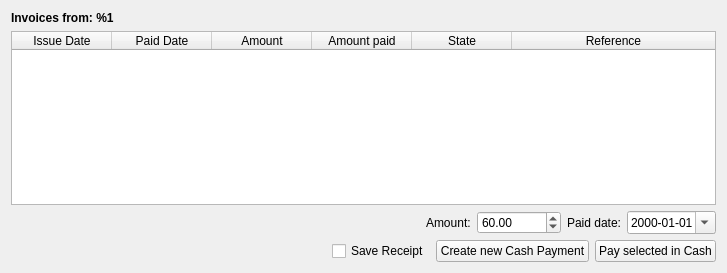
This is forms/payment.ui in LukyLuke/PiTres as Qt 5 draws it before an edit. The edited form follows.
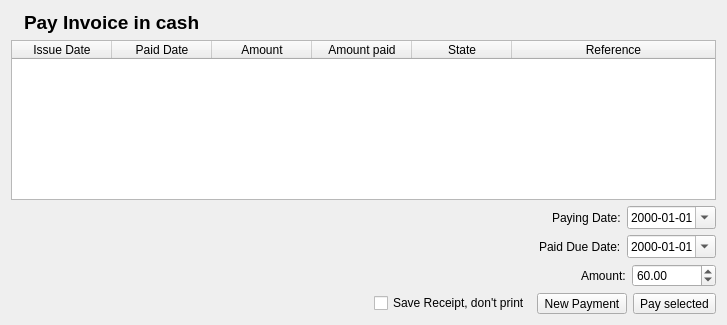
This is the edited form. Icons and pictures are not drawn.

Commit message: Better handling of PaidDue Dates with seperate Table; Viewing in Userlist not yet ported.

Diff of the .ui file:
```diff
--- a/forms/payment.ui
+++ b/forms/payment.ui
@@ -7,7 +7,7 @@
     <x>0</x>
     <y>0</y>
     <width>727</width>
-    <height>273</height>
+    <height>325</height>
    </rect>
   </property>
   <property name="windowTitle">
@@ -19,11 +19,41 @@
   </property>
   <layout class="QVBoxLayout" name="verticalLayout">
    <item>
-    <widget class="QLabel" name="label">
-     <property name="text">
-      <string>&lt;html&gt;&lt;head/&gt;&lt;body&gt;&lt;p&gt;&lt;span style=&quot; font-weight:600;&quot;&gt;Invoices from: %1&lt;/span&gt;&lt;/p&gt;&lt;/body&gt;&lt;/html&gt;</string>
-     </property>
-    </widget>
+    <layout class="QHBoxLayout" name="horizontalLayout_5">
+     <item>
+      <widget class="QLabel" name="label_5">
+       <property name="text">
+        <string/>
+       </property>
+       <property name="pixmap">
+        <pixmap resource="../PiTres.qrc">:/icons/resources/icons/cashier.png</pixmap>
+       </property>
+      </widget>
+     </item>
+     <item>
+      <widget class="QLabel" name="label">
+       <property name="autoFillBackground">
+        <bool>false</bool>
+       </property>
+       <property name="text">
+        <string>&lt;html&gt;&lt;head/&gt;&lt;body&gt;&lt;p&gt;&lt;span style=&quot; font-size:14pt; font-weight:600;&quot;&gt; Pay Invoice in cash&lt;/span&gt;&lt;/p&gt;&lt;/body&gt;&lt;/html&gt;</string>
+       </property>
+      </widget>
+     </item>
+     <item>
+      <spacer name="horizontalSpacer_5">
+       <property name="orientation">
+        <enum>Qt::Horizontal</enum>
+       </property>
+       <property name="sizeHint" stdset="0">
+        <size>
+         <width>40</width>
+         <height>20</height>
+        </size>
+       </property>
+      </spacer>
+     </item>
+    </layout>
    </item>
    <item>
     <widget class="QTableWidget" name="tableWidget">
@@ -77,6 +107,74 @@
      </column>
     </widget>
    </item>
+   <item>
+    <layout class="QHBoxLayout" name="horizontalLayout_2">
+     <item>
+      <spacer name="horizontalSpacer_3">
+       <property name="orientation">
+        <enum>Qt::Horizontal</enum>
+       </property>
+       <property name="sizeHint" stdset="0">
+        <size>
+         <width>40</width>
+         <height>20</height>
+        </size>
+       </property>
+      </spacer>
+     </item>
+     <item>
+      <widget class="QLabel" name="label_2">
+       <property name="text">
+        <string>Paying Date:</string>
+       </property>
+      </widget>
+     </item>
+     <item>
+      <widget class="QDateEdit" name="paidDate">
+       <property name="displayFormat">
+        <string>yyyy-MM-dd</string>
+       </property>
+       <property name="calendarPopup">
+        <bool>true</bool>
+       </property>
+      </widget>
+     </item>
+    </layout>
+   </item>
+   <item>
+    <layout class="QHBoxLayout" name="horizontalLayout_4">
+     <item>
+      <spacer name="horizontalSpacer_4">
+       <property name="orientation">
+        <enum>Qt::Horizontal</enum>
+       </property>
+       <property name="sizeHint" stdset="0">
+        <size>
+         <width>40</width>
+         <height>20</height>
+        </size>
+       </property>
+      </spacer>
+     </item>
+     <item>
+      <widget class="QLabel" name="label_4">
+       <property name="text">
+        <string>Paid Due Date:</string>
+       </property>
+      </widget>
+     </item>
+     <item>
+      <widget class="QDateEdit" name="paidDueDate">
+       <property name="displayFormat">
+        <string>yyyy-MM-dd</string>
+       </property>
+       <property name="calendarPopup">
+        <bool>true</bool>
+       </property>
+      </widget>
+     </item>
+    </layout>
+   </item>
    <item>
     <layout class="QHBoxLayout" name="horizontalLayout_3">
      <item>
@@ -109,23 +207,6 @@
        </property>
       </widget>
      </item>
-     <item>
-      <widget class="QLabel" name="label_2">
-       <property name="text">
-        <string>Paid date:</string>
-       </property>
-      </widget>
-     </item>
-     <item>
-      <widget class="QDateEdit" name="paidDate">
-       <property name="displayFormat">
-        <string>yyyy-MM-dd</string>
-       </property>
-       <property name="calendarPopup">
-        <bool>true</bool>
-       </property>
-      </widget>
-     </item>
     </layout>
    </item>
    <item>
@@ -146,21 +227,47 @@
      <item>
       <widget class="QCheckBox" name="saveReceipt">
        <property name="text">
-        <string>Save Receipt</string>
+        <string>Save Receipt, don't print</string>
        </property>
       </widget>
      </item>
      <item>
-      <widget class="QPushButton" name="btnCreatePayment">
+      <widget class="QToolButton" name="btnCreatePayment">
        <property name="text">
-        <string>Create new Cash Payment</string>
+        <string>New Payment</string>
        </property>
+       <property name="icon">
+        <iconset resource="../PiTres.qrc">
+         <normaloff>:/icons/resources/icons/contract.png</normaloff>:/icons/resources/icons/contract.png</iconset>
+       </property>
+       <property name="iconSize">
+        <size>
+         <width>32</width>
+         <height>32</height>
+        </size>
+       </property>
+       <property name="toolButtonStyle">
+        <enum>Qt::ToolButtonTextUnderIcon</enum>
+       </property>
       </widget>
      </item>
      <item>
-      <widget class="QPushButton" name="btnPaySelected">
+      <widget class="QToolButton" name="btnPaySelected">
        <property name="text">
-        <string>Pay selected in Cash</string>
+        <string>Pay selected</string>
+       </property>
+       <property name="icon">
+        <iconset resource="../PiTres.qrc">
+         <normaloff>:/icons/resources/icons/money.png</normaloff>:/icons/resources/icons/money.png</iconset>
+       </property>
+       <property name="iconSize">
+        <size>
+         <width>32</width>
+         <height>32</height>
+        </size>
+       </property>
+       <property name="toolButtonStyle">
+        <enum>Qt::ToolButtonTextUnderIcon</enum>
        </property>
       </widget>
      </item>
```
Left out of the diff: 4 changed lines with no effect on the pictures. The commit also changes 18 other files.
